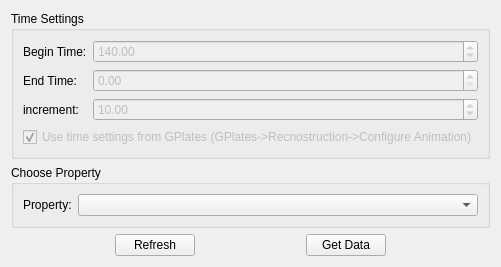
First picture: the form in scripts/orange-widget/time_series.ui, repository GPlates/GPlates, before the edit.
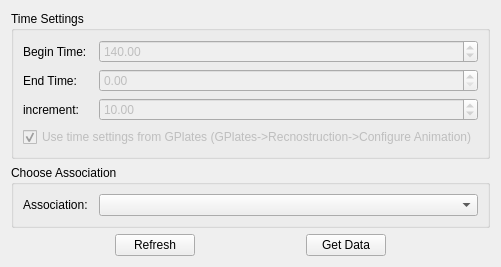
Second picture: the form after the edit.

What changed in the file:
```diff
--- a/scripts/orange-widget/time_series.ui
+++ b/scripts/orange-widget/time_series.ui
@@ -7,7 +7,7 @@
     <x>0</x>
     <y>0</y>
     <width>449</width>
-    <height>241</height>
+    <height>245</height>
    </rect>
   </property>
   <property name="windowTitle">
@@ -19,21 +19,35 @@
      <property name="title">
       <string>Time Settings</string>
      </property>
-     <layout class="QGridLayout" name="gridLayout_2">
-      <item row="0" column="0">
+     <layout class="QVBoxLayout" name="verticalLayout">
+      <item>
+       <layout class="QHBoxLayout" name="horizontalLayout_3">
+        <item>
        <widget class="QLabel" name="label">
+          <property name="sizePolicy">
+           <sizepolicy hsizetype="Minimum" vsizetype="Preferred">
+            <horstretch>0</horstretch>
+            <verstretch>0</verstretch>
+           </sizepolicy>
+          </property>
+          <property name="minimumSize">
+           <size>
+            <width>70</width>
+            <height>0</height>
+           </size>
+          </property>
         <property name="text">
          <string>Begin Time:</string>
         </property>
        </widget>
       </item>
-      <item row="0" column="1">
+        <item>
        <widget class="QDoubleSpinBox" name="begin_time">
         <property name="enabled">
          <bool>false</bool>
         </property>
         <property name="sizePolicy">
-         <sizepolicy hsizetype="MinimumExpanding" vsizetype="Fixed">
+           <sizepolicy hsizetype="Expanding" vsizetype="Fixed">
           <horstretch>0</horstretch>
           <verstretch>0</verstretch>
          </sizepolicy>
@@ -46,35 +60,79 @@
         </property>
        </widget>
       </item>
-      <item row="1" column="0">
+       </layout>
+      </item>
+      <item>
+       <layout class="QHBoxLayout" name="horizontalLayout_4">
+        <item>
        <widget class="QLabel" name="label_2">
+          <property name="sizePolicy">
+           <sizepolicy hsizetype="Minimum" vsizetype="Preferred">
+            <horstretch>0</horstretch>
+            <verstretch>0</verstretch>
+           </sizepolicy>
+          </property>
+          <property name="minimumSize">
+           <size>
+            <width>70</width>
+            <height>0</height>
+           </size>
+          </property>
         <property name="text">
          <string>End Time:</string>
         </property>
        </widget>
       </item>
-      <item row="1" column="1">
+        <item>
        <widget class="QDoubleSpinBox" name="end_time">
         <property name="enabled">
          <bool>false</bool>
         </property>
+          <property name="sizePolicy">
+           <sizepolicy hsizetype="Expanding" vsizetype="Fixed">
+            <horstretch>0</horstretch>
+            <verstretch>0</verstretch>
+           </sizepolicy>
+          </property>
         <property name="maximum">
          <double>9999.000000000000000</double>
         </property>
        </widget>
       </item>
-      <item row="2" column="0">
+       </layout>
+      </item>
+      <item>
+       <layout class="QHBoxLayout" name="horizontalLayout_5">
+        <item>
        <widget class="QLabel" name="label_3">
+          <property name="sizePolicy">
+           <sizepolicy hsizetype="Minimum" vsizetype="Preferred">
+            <horstretch>0</horstretch>
+            <verstretch>0</verstretch>
+           </sizepolicy>
+          </property>
+          <property name="minimumSize">
+           <size>
+            <width>70</width>
+            <height>0</height>
+           </size>
+          </property>
         <property name="text">
          <string>increment:</string>
         </property>
        </widget>
       </item>
-      <item row="2" column="1">
+        <item>
        <widget class="QDoubleSpinBox" name="increment">
         <property name="enabled">
          <bool>false</bool>
         </property>
+          <property name="sizePolicy">
+           <sizepolicy hsizetype="Expanding" vsizetype="Fixed">
+            <horstretch>0</horstretch>
+            <verstretch>0</verstretch>
+           </sizepolicy>
+          </property>
         <property name="maximum">
          <double>9999.000000000000000</double>
         </property>
@@ -83,7 +141,9 @@
         </property>
        </widget>
       </item>
-      <item row="3" column="0" colspan="2">
+       </layout>
+      </item>
+      <item>
        <widget class="QCheckBox" name="checkBox">
         <property name="enabled">
          <bool>false</bool>
@@ -102,20 +162,32 @@
    <item>
     <widget class="QGroupBox" name="groupBox_2">
      <property name="title">
-      <string>Choose Property</string>
+      <string>Choose Association</string>
      </property>
-     <layout class="QGridLayout" name="gridLayout">
-      <item row="0" column="0">
+     <layout class="QHBoxLayout" name="horizontalLayout_2">
+      <item>
        <widget class="QLabel" name="label_4">
+        <property name="sizePolicy">
+         <sizepolicy hsizetype="Minimum" vsizetype="Preferred">
+          <horstretch>0</horstretch>
+          <verstretch>0</verstretch>
+         </sizepolicy>
+        </property>
+        <property name="minimumSize">
+         <size>
+          <width>70</width>
+          <height>0</height>
+         </size>
+        </property>
         <property name="text">
-         <string>Property:</string>
+         <string>Association:</string>
         </property>
        </widget>
       </item>
-      <item row="0" column="1">
+      <item>
        <widget class="QComboBox" name="property_comboBox">
         <property name="sizePolicy">
-         <sizepolicy hsizetype="MinimumExpanding" vsizetype="Fixed">
+         <sizepolicy hsizetype="Expanding" vsizetype="Fixed">
           <horstretch>0</horstretch>
           <verstretch>0</verstretch>
          </sizepolicy>
```
Lines whose indentation alone changed are shown as unchanged.
